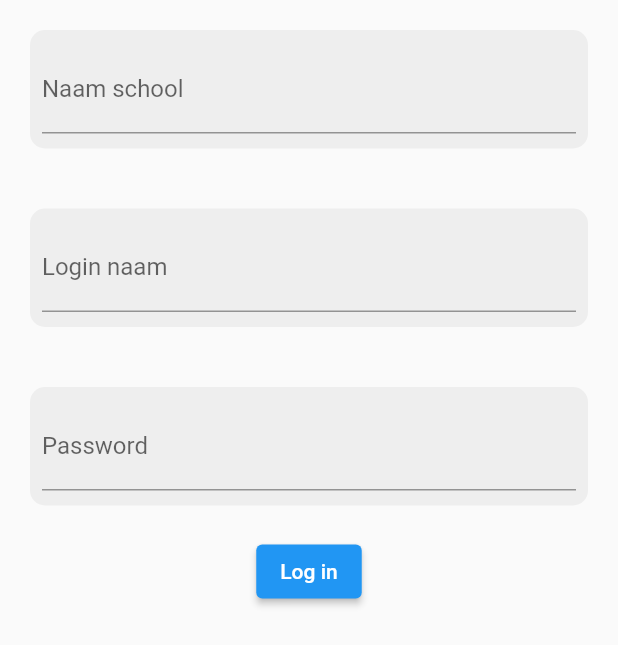
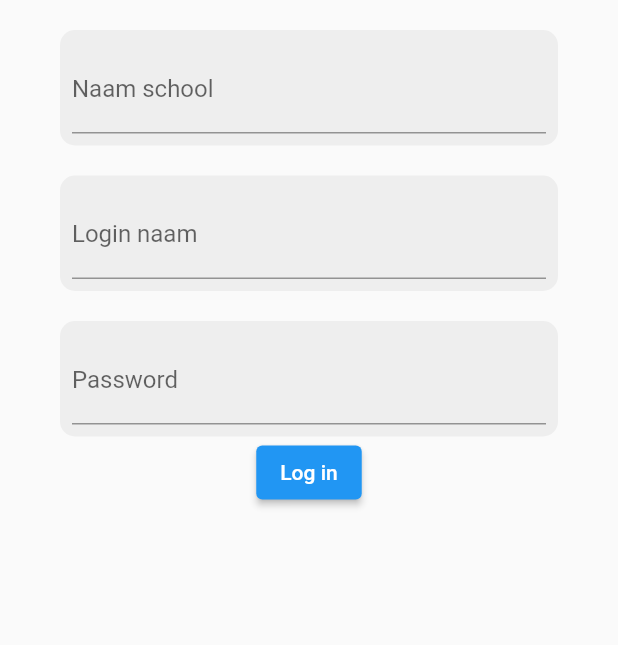
Before and after one commit to MstrShine/OOSE-EduCopter, a Flutter app: the screen it shows after launch, on a phone screen of 412 x 824 dp. Shown: the top 645 px of the screen. Run offline on Flutter 3.47's test engine with Material 2 defaults, Android fonts, the phone set to English and light mode, and no system bars.

Commit message:
loginHandler start, customFormFields werken

```diff
--- a/Code/educopter_frontend/lib/handlers/loginhandler.dart
+++ b/Code/educopter_frontend/lib/handlers/loginhandler.dart
@@ -0,0 +1,5 @@
+import 'package:flutter/material.dart';
+
+Widget loginHandler() {
+  return Text('test');
+}
--- a/Code/educopter_frontend/lib/helperwidgets/customformfield.dart
+++ b/Code/educopter_frontend/lib/helperwidgets/customformfield.dart
@@ -1,15 +1,13 @@
 import 'package:educopter_frontend/model/logindata.dart';
 import 'package:flutter/material.dart';
 import '../pages/login.dart';
-import 'package:flutter/src/widgets/container.dart';
-import 'package:flutter/src/widgets/framework.dart';
 
 class CustomFormField extends StatefulWidget {
   final String labelText;
-  String loginValue;
+  Function saveValue;
 
   CustomFormField(
-      {super.key, required this.labelText, required this.loginValue});
+      {super.key, required this.labelText, required this.saveValue});
 
   @override
   State<CustomFormField> createState() => _CustomFormFieldState();
@@ -19,14 +17,14 @@ class _CustomFormFieldState extends State<CustomFormField> {
   @override
   Widget build(BuildContext context) {
     return Padding(
-      padding: const EdgeInsets.all(20.0),
+      padding: const EdgeInsets.fromLTRB(40, 20, 40, 0),
       child: Container(
         decoration: BoxDecoration(
           color: Colors.grey[200],
           borderRadius: BorderRadius.circular(10.0),
         ),
         child: Padding(
-          padding: EdgeInsets.fromLTRB(8, 10, 8, 10),
+          padding: EdgeInsets.fromLTRB(8, 10, 8, 8),
           child: TextFormField(
             //padding: const EdgeInsets.symmetric(vertical: 10.0, horizontal: 20.0),
             decoration: InputDecoration(
@@ -39,7 +37,8 @@ class _CustomFormFieldState extends State<CustomFormField> {
             },
             onSaved: (val) =>
                 //setState(() => loginData.setLogin(val.toString()) ),
-                setState(() => widget.loginValue = val.toString()),
+                //setState(() => widget.loginValue = val.toString()),
+                widget.saveValue(val),
           ),
         ),
       ),
```
Also changed, not shown: Code/educopter_frontend/lib/model/logindata.dart (+12 -2 lines), Code/educopter_frontend/lib/pages/login.dart (+78 -34 lines).
